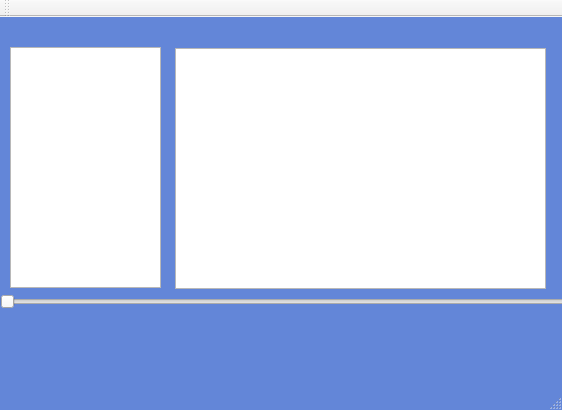
Before: the Qt Designer form mainwindow.ui in VictoriaOtm/Accord, drawn with Qt 5.
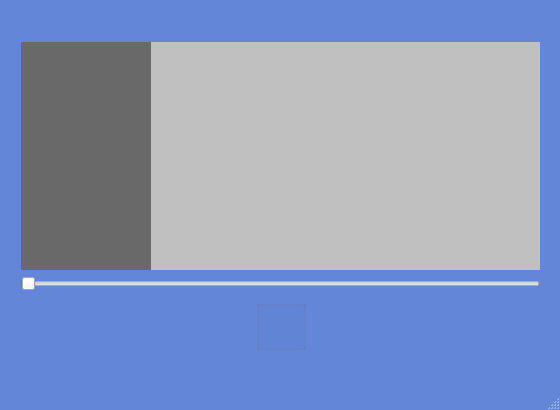
After: the same form once the commit is applied. Icons and pictures are not drawn.

Patch:
```diff
--- a/mainwindow.ui
+++ b/mainwindow.ui
@@ -9,7 +9,7 @@
    <rect>
     <x>0</x>
     <y>0</y>
-    <width>562</width>
+    <width>560</width>
     <height>410</height>
    </rect>
   </property>
@@ -92,35 +92,19 @@
       <string/>
      </property>
     </widget>
-   </widget>
-   <widget class="QListWidget" name="playListWidget">
-    <property name="geometry">
-     <rect>
-      <x>10</x>
-      <y>30</y>
-      <width>151</width>
-      <height>241</height>
-     </rect>
-    </property>
-    <property name="styleSheet">
-     <string notr="true">#listWidget {
-	background-color: #e0ffff;
-}
-</string>
-    </property>
-   </widget>
-   <widget class="QSlider" name="timeSlider">
-    <property name="geometry">
-     <rect>
-      <x>0</x>
-      <y>270</y>
-      <width>571</width>
-      <height>29</height>
-     </rect>
-    </property>
-    <property name="orientation">
-     <enum>Qt::Horizontal</enum>
-    </property>
+    <widget class="QGroupBox" name="playPauseBox">
+     <property name="geometry">
+      <rect>
+       <x>50</x>
+       <y>0</y>
+       <width>50</width>
+       <height>50</height>
+      </rect>
+     </property>
+     <property name="title">
+      <string/>
+     </property>
+    </widget>
    </widget>
    <widget class="QPushButton" name="settingsButton">
     <property name="geometry">
@@ -210,21 +194,77 @@
      <string/>
     </property>
    </widget>
-   <widget class="QListWidget" name="curAudioListWidget">
+   <widget class="QWidget" name="layoutWidget">
     <property name="geometry">
      <rect>
-      <x>175</x>
+      <x>10</x>
       <y>31</y>
-      <width>371</width>
-      <height>241</height>
+      <width>541</width>
+      <height>271</height>
      </rect>
     </property>
-    <property name="font">
-     <font>
-      <weight>75</weight>
-      <bold>true</bold>
-     </font>
-    </property>
+    <layout class="QVBoxLayout" name="verticalLayout">
+     <item>
+      <layout class="QHBoxLayout" name="horizontalLayout">
+       <property name="spacing">
+        <number>0</number>
+       </property>
+       <property name="sizeConstraint">
+        <enum>QLayout::SetDefaultConstraint</enum>
+       </property>
+       <item>
+        <widget class="QListWidget" name="playListWidget">
+         <property name="sizePolicy">
+          <sizepolicy hsizetype="Preferred" vsizetype="Expanding">
+           <horstretch>20</horstretch>
+           <verstretch>0</verstretch>
+          </sizepolicy>
+         </property>
+         <property name="styleSheet">
+          <string notr="true">#playListWidget {
+	background-color: #696969;
+	border: none;
+}
+</string>
+         </property>
+         <property name="currentRow">
+          <number>-1</number>
+         </property>
+        </widget>
+       </item>
+       <item>
+        <widget class="QListWidget" name="curAudioListWidget">
+         <property name="sizePolicy">
+          <sizepolicy hsizetype="Expanding" vsizetype="Minimum">
+           <horstretch>60</horstretch>
+           <verstretch>0</verstretch>
+          </sizepolicy>
+         </property>
+         <property name="font">
+          <font>
+           <weight>75</weight>
+           <bold>true</bold>
+          </font>
+         </property>
+         <property name="styleSheet">
+          <string notr="true">#curAudioListWidget {
+	background-color: #c0c0c0;
+	border: none;
+}
+</string>
+         </property>
+        </widget>
+       </item>
+      </layout>
+     </item>
+     <item>
+      <widget class="QSlider" name="timeSlider">
+       <property name="orientation">
+        <enum>Qt::Horizontal</enum>
+       </property>
+      </widget>
+     </item>
+    </layout>
    </widget>
   </widget>
   <widget class="QMenuBar" name="menuBar">
@@ -237,14 +277,6 @@
     </rect>
    </property>
   </widget>
-  <widget class="QToolBar" name="mainToolBar">
-   <attribute name="toolBarArea">
-    <enum>TopToolBarArea</enum>
-   </attribute>
-   <attribute name="toolBarBreak">
-    <bool>false</bool>
-   </attribute>
-  </widget>
   <widget class="QStatusBar" name="statusBar"/>
  </widget>
  <layoutdefault spacing="6" margin="11"/>
```
Left out of the diff: 7 changed lines with no effect on the pictures.
